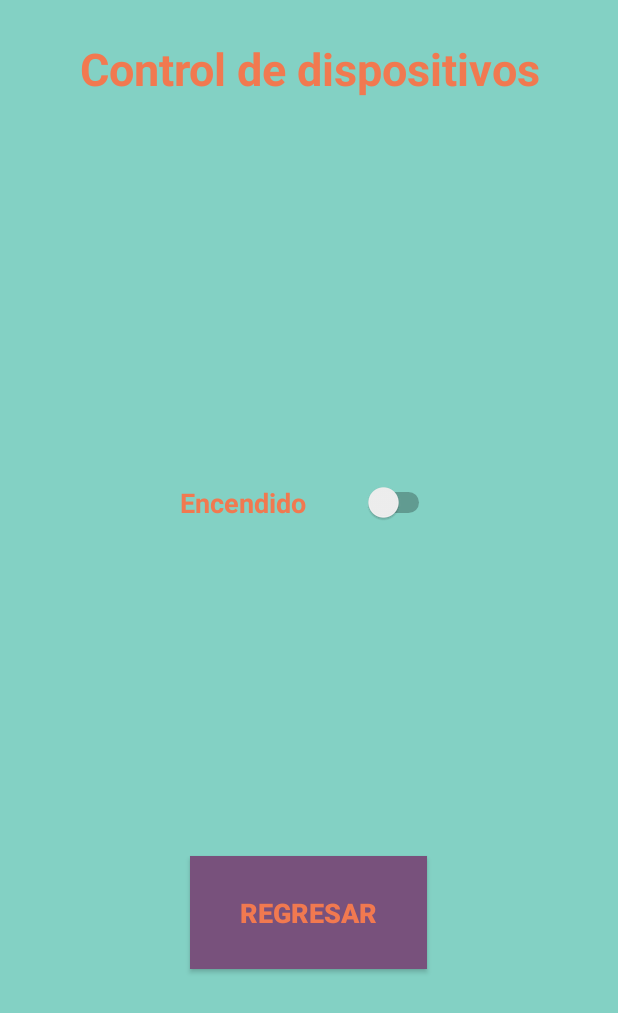
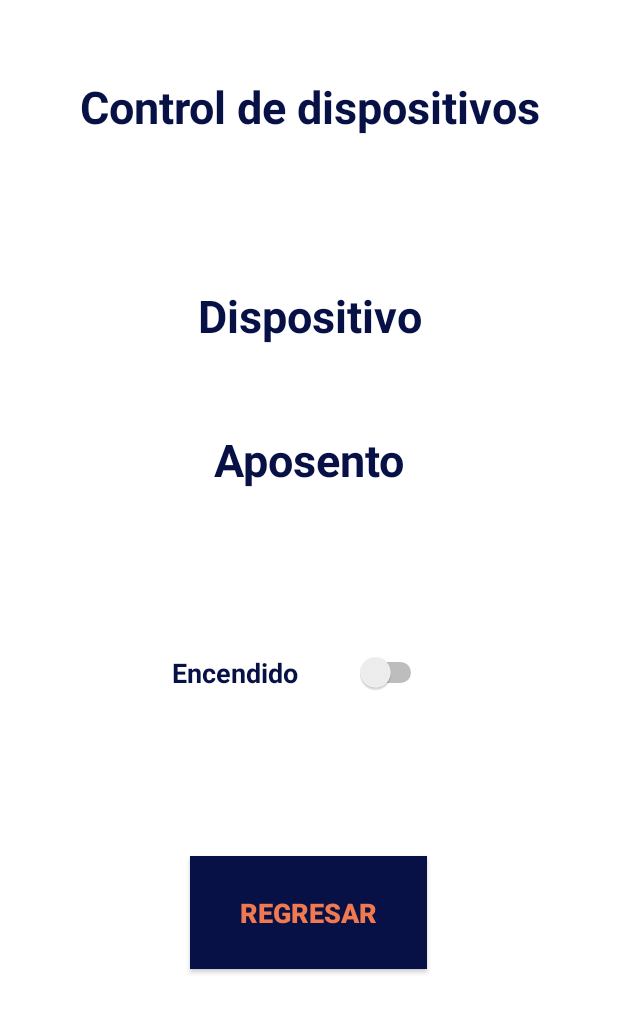
Before and after one commit to ErickCR12/SmartHomeTEC, an Android app: the layout control.xml on its own in the app's theme, with its tools: preview values and no code run, on a phone screen of 412 x 824 dp. Shown: the top 1013 px of the screen. Run offline under Robolectric (Android 15) with nearby library versions, the phone set to English and light mode, and no system bars.

Commit message:
Se arreglan funcionalidades y corrigen detalles de  las ventanas

```diff
--- a/App/app/src/main/AndroidManifest.xml
+++ b/App/app/src/main/AndroidManifest.xml
@@ -24,12 +24,11 @@
             android:theme="@style/AppTheme.NoActionBar">
 
         </activity>
-        <activity android:name=".Funciones_Pantallas.Registrarse" />
         <activity android:name=".Funciones_Pantallas.Gestion_Aposentos" />
         <activity android:name=".Funciones_Pantallas.Vincular" />
         <activity android:name=".Funciones_Pantallas.Control" />
         <activity android:name=".Funciones_Pantallas.Gestion_Dispositivos" />
-        <activity android:name=".Funciones_Pantallas.Feedback" />
+        <activity android:name=".Funciones_Pantallas.Menu" />
 
         <activity android:name=".Funciones_Pantallas.Inicio"
             android:theme="@style/AppTheme.NoActionBar">
--- a/App/app/src/main/java/com/example/app/Funciones_Pantallas/Vincular.kt
+++ b/App/app/src/main/java/com/example/app/Funciones_Pantallas/Vincular.kt
@@ -27,9 +27,6 @@ class Vincular: AppCompatActivity() {
         val intent = getIntent()
         val aposento_registrados = intent.getStringArrayListExtra("aposentos")
         val dispositivo_registrados = intent.getStringArrayListExtra("dispositivos")
-
-        Log.i("aposentos_", aposento_registrados.toString())
-        Log.i("dispositivos_", dispositivo_registrados.toString())
 
         //Variable para administrar el spinner con la información de aposentos y dispositivos
         //Se crea un spinner para mostar los elementos seleccionados por el usuario
--- a/App/app/src/main/res/layout/control.xml
+++ b/App/app/src/main/res/layout/control.xml
@@ -4,13 +4,13 @@
     xmlns:tools="http://schemas.android.com/tools"
     android:layout_width="match_parent"
     android:layout_height="match_parent"
-    android:background="#83d1c4">
+    android:background="#FFFFFF">
 
     <Button
         android:id="@+id/btnsalir"
         android:layout_width="158dp"
         android:layout_height="75dp"
-        android:background="#78517c"
+        android:background="#FF071145"
         android:gravity="clip_horizontal|center_horizontal|center_vertical"
         android:text="Regresar"
         android:textColor="#f17950"
@@ -29,27 +29,57 @@
         android:layout_height="57dp"
         android:gravity="clip_horizontal|center_horizontal|center_vertical"
         android:text="Control de dispositivos"
-        android:textColor="#f17950"
+        android:textColor="#FF071145"
         android:textSize="30sp"
         android:textStyle="bold"
         app:layout_constraintBottom_toBottomOf="parent"
         app:layout_constraintLeft_toLeftOf="parent"
         app:layout_constraintRight_toRightOf="parent"
         app:layout_constraintTop_toTopOf="parent"
-        app:layout_constraintVertical_bias="0.023" />
+        app:layout_constraintVertical_bias="0.056" />
+
+    <TextView
+        android:id="@+id/lbldispositivo"
+        android:layout_width="355dp"
+        android:layout_height="57dp"
+        android:gravity="clip_horizontal|center_horizontal|center_vertical"
+        android:text="Dispositivo"
+        android:textColor="#FF071145"
+        android:textSize="30sp"
+        android:textStyle="bold"
+        app:layout_constraintBottom_toBottomOf="parent"
+        app:layout_constraintLeft_toLeftOf="parent"
+        app:layout_constraintRight_toRightOf="parent"
+        app:layout_constraintTop_toTopOf="parent"
+        app:layout_constraintVertical_bias="0.237" />
+
+    <TextView
+        android:id="@+id/lblaposento"
+        android:layout_width="355dp"
+        android:layout_height="57dp"
+        android:gravity="clip_horizontal|center_horizontal|center_vertical"
+        android:text="Aposento"
+        android:textColor="#FF071145"
+        android:textSize="30sp"
+        android:textStyle="bold"
+        app:layout_constraintBottom_toBottomOf="parent"
+        app:layout_constraintLeft_toLeftOf="parent"
+        app:layout_constraintRight_toRightOf="parent"
+        app:layout_constraintTop_toTopOf="parent"
+        app:layout_constraintVertical_bias="0.363" />
 
     <Switch
         android:id="@+id/switch1"
         android:layout_width="170dp"
         android:layout_height="55dp"
         android:text="Encendido"
-        android:textColor="#f17950"
+        android:textColor="#FF071145"
         android:textSize="18sp"
         android:textStyle="bold"
         app:layout_constraintBottom_toBottomOf="parent"
         app:layout_constraintEnd_toEndOf="parent"
-        app:layout_constraintHorizontal_bias="0.497"
+        app:layout_constraintHorizontal_bias="0.473"
         app:layout_constraintStart_toStartOf="parent"
         app:layout_constraintTop_toTopOf="parent"
-        app:layout_constraintVertical_bias="0.4" />
+        app:layout_constraintVertical_bias="0.547" />
 </androidx.constraintlayout.widget.ConstraintLayout>
--- a/App/app/src/main/res/values/colors.xml
+++ b/App/app/src/main/res/values/colors.xml
@@ -1,6 +1,6 @@
 <?xml version="1.0" encoding="utf-8"?>
 <resources>
-    <color name="colorPrimary">#78517c</color>
+    <color name="colorPrimary">#FF071145</color>
     <color name="colorPrimaryDark">#c9d0e2</color>
     <color name="colorAccent">#f17950</color>
 </resources>
```
Also changed, not shown: App/app/src/main/java/com/example/app/Funciones_Pantallas/Control.kt (+13 -0 lines), App/app/src/main/java/com/example/app/Funciones_Pantallas/Gestion_Dispositivos.kt (+6 -11 lines), App/app/src/main/java/com/example/app/Funciones_Pantallas/Menu.kt (+35 -4 lines), App/app/src/main/res/layout/aposentos.xml (+11 -11 lines), App/app/src/main/res/layout/content_main.xml (+6 -6 lines), App/app/src/main/res/layout/dispositivos.xml (+11 -11 lines), App/app/src/main/res/layout/menu.xml (+40 -40 lines), App/app/src/main/res/layout/vinculo.xml (+6 -6 lines).
